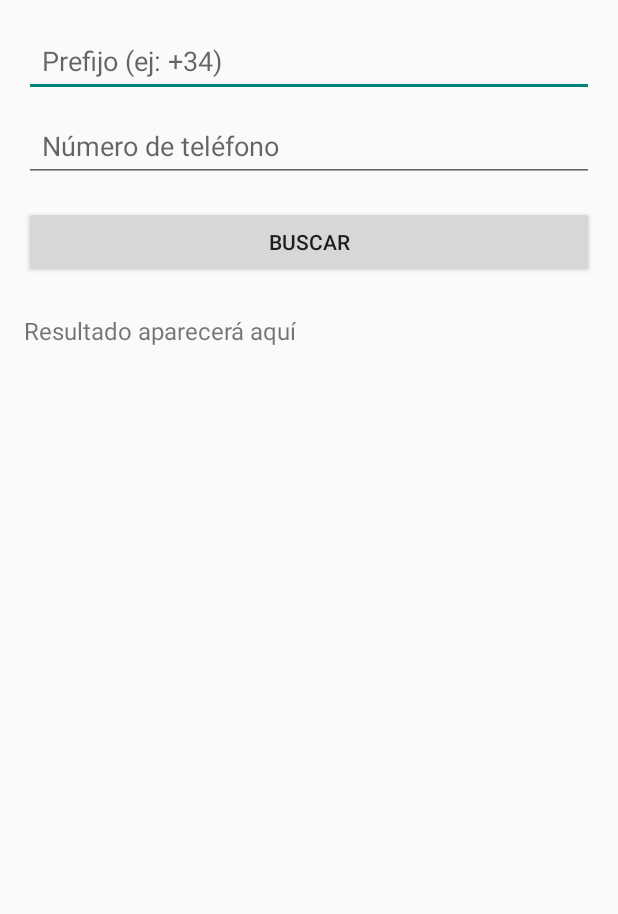
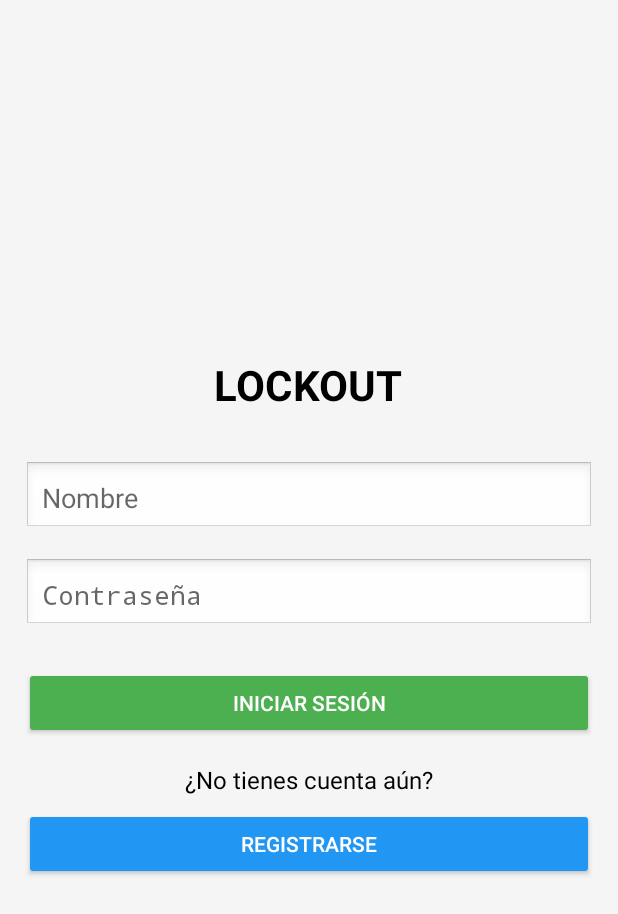
Before and after one commit to Dan1Ma/LockOut, an Android app built with Jetpack Compose: the screen it shows after launch (MainActivity), on a phone screen of 412 x 824 dp. Shown: the top 914 px of the screen. Run offline under Robolectric (Android 15) with nearby library versions, the phone set to English and light mode, and no system bars.

Commit message:
Añadido Inicio de Sesion y Registro

```diff
--- a/app/src/main/AndroidManifest.xml
+++ b/app/src/main/AndroidManifest.xml
@@ -19,6 +19,7 @@
             <category android:name="android.intent.category.LAUNCHER" />
         </intent-filter>
     </activity>
-
+    <activity android:name=".Registro"  android:theme="@style/Theme.AppCompat.Light"/>
+    <activity android:name=".Pag1"  android:theme="@style/Theme.AppCompat.Light"/>
 </application>
     </manifest>
--- a/app/src/main/java/com/example/lockouts1/MainActivity.kt
+++ b/app/src/main/java/com/example/lockouts1/MainActivity.kt
@@ -1,77 +1,56 @@
 package com.example.lockouts1
 
-import androidx.appcompat.app.AppCompatActivity
 import android.os.Bundle
+import androidx.activity.ComponentActivity
+import androidx.activity.compose.setContent
+import androidx.activity.enableEdgeToEdge
+import androidx.compose.foundation.layout.fillMaxSize
+import androidx.compose.foundation.layout.padding
+import androidx.compose.material3.Scaffold
+import androidx.compose.material3.Text
+import androidx.compose.runtime.Composable
+import androidx.compose.ui.Modifier
+import androidx.compose.ui.tooling.preview.Preview
+import com.example.lockouts1.ui.theme.LockOutS1Theme
+import android.content.Intent
+
 import android.widget.Button
 import android.widget.EditText
-import android.widget.TextView
-import okhttp3.*
-import org.json.JSONObject
-import java.io.IOException
+import android.widget.Toast
+//import androidx.appcompat.app.AppCompatActivity
 
-class MainActivity : AppCompatActivity() {
 
-    // Componentes de la pantalla
-    lateinit var etPrefijo: EditText
-    lateinit var etNumero: EditText
-    lateinit var btnBuscar: Button
-    lateinit var tvResultado: TextView
-
-    // Cliente HTTP
-    val client = OkHttpClient()
-
+class MainActivity : ComponentActivity() {
     override fun onCreate(savedInstanceState: Bundle?) {
         super.onCreate(savedInstanceState)
         setContentView(R.layout.activity_main)
 
-        // Asociar variables a los componentes visuales
-        etPrefijo = findViewById(R.id.etPrefijo)
-        etNumero = findViewById(R.id.etNumero)
-        btnBuscar = findViewById(R.id.btnBuscar)
-        tvResultado = findViewById(R.id.tvResultado)
+        // Referencias a los elementos de la interfaz
+        val editTextNombre = findViewById<EditText>(R.id.editTextNombre)
+        val editTextContrasena = findViewById<EditText>(R.id.editTextContrasena)
+        val buttonIniciarSesion = findViewById<Button>(R.id.buttonIniciarSesion)
+        val buttonRegistro = findViewById<Button>(R.id.buttonRegistro)
 
-        // Accion al pulsar el boton
-        btnBuscar.setOnClickListener {
-            val prefijo = etPrefijo.text.toString().trim()
-            val numero = etNumero.text.toString().trim()
+        // Acción del botón "Iniciar Sesión"
+        buttonIniciarSesion.setOnClickListener {
+            val nombre = editTextNombre.text.toString()
+            val contrasena = editTextContrasena.text.toString()
 
-            if (prefijo.isNotEmpty() && numero.isNotEmpty()) {
-                buscarNumero(prefijo, numero)
+            if (nombre.isEmpty() || contrasena.isEmpty()) {
+                Toast.makeText(this, "Por favor, completa todos los campos", Toast.LENGTH_SHORT).show()
             } else {
-                tvResultado.text = "Ingresa prefijo y número"
+                Toast.makeText(this, "Inicio de sesión exitoso", Toast.LENGTH_SHORT).show()
+                val intent = Intent(this, Pag1::class.java)
+                startActivity(intent)
+                // Aquí vamos a agregar la lógica para validar el inicio de sesión con una base de datos
             }
+        }
+
+        // Acción del botón "Registrarse"
+        buttonRegistro.setOnClickListener {
+            val intent = Intent(this, Registro::class.java)
+            startActivity(intent)
         }
     }
 
-    // Funcion para llamar a la API
-    fun buscarNumero(prefijo: String, numero: String) {
-        val url = "http://10.0.2.2/buscar_numeros/buscar_numero.php?prefijo=$prefijo&numero=$numero"
-
-        val request = Request.Builder()
-            .url(url)
-            .build()
-
-        client.newCall(request).enqueue(object : Callback {
-            override fun onFailure(call: Call, e: IOException) {
-                runOnUiThread {
-                    tvResultado.text = "Error: ${e.message}"
-                }
-            }
-
-            override fun onResponse(call: Call, response: Response) {
-                val responseData = response.body?.string()
-
-                runOnUiThread {
-                    try {
-                        val json = JSONObject(responseData)
-                        val estatus = json.getString("estatus")
-                        tvResultado.text = "Estatus: $estatus"
-                    } catch (e: Exception) {
-                        tvResultado.text = "Respuesta inesperada: $responseData"
-                    }
-                }
-
-            }
-        })
-    }
 }
--- a/app/src/main/res/layout/activity_main.xml
+++ b/app/src/main/res/layout/activity_main.xml
@@ -1,44 +1,71 @@
 <?xml version="1.0" encoding="utf-8"?>
 <LinearLayout xmlns:android="http://schemas.android.com/apk/res/android"
+    android:orientation="vertical"
     android:layout_width="match_parent"
     android:layout_height="match_parent"
-    android:orientation="vertical"
-    android:padding="16dp">
+    android:gravity="center"
+    android:padding="16dp"
+    android:background="#F5F5F5">
 
+    <!-- Nombre de la aplicación -->
+    <TextView
+        android:layout_width="wrap_content"
+        android:layout_height="wrap_content"
+        android:text="LOCKOUT"
+        android:textSize="28sp"
+        android:textStyle="bold"
+        android:textColor="#000000"
+        android:layout_marginBottom="32dp"/>
+
+    <!-- Campo para el nombre -->
     <EditText
-        android:id="@+id/etPrefijo"
+        android:id="@+id/editTextNombre"
         android:layout_width="match_parent"
         android:layout_height="wrap_content"
-        android:minHeight="48dp"
+        android:hint="Nombre"
+        android:inputType="textPersonName"
         android:padding="12dp"
-        android:hint="Prefijo (ej: +34)"
-        android:inputType="phone"
+        android:background="@android:drawable/edit_text"
+        android:layout_marginBottom="16dp"/>
+
+    <!-- Campo para la contraseña -->
+    <EditText
+        android:id="@+id/editTextContrasena"
+        android:layout_width="match_parent"
+        android:layout_height="wrap_content"
+        android:hint="Contraseña"
+        android:inputType="textPassword"
+        android:padding="12dp"
+        android:background="@android:drawable/edit_text"
+        android:layout_marginBottom="24dp"/>
+
+    <!-- Botón de iniciar sesión -->
+    <Button
+        android:id="@+id/buttonIniciarSesion"
+        android:layout_width="match_parent"
+        android:layout_height="wrap_content"
+        android:text="Iniciar Sesión"
+        android:backgroundTint="#4CAF50"
+        android:textColor="#FFFFFF"
+        android:layout_marginBottom="16dp"/>
+
+    <!-- Texto "¿No tienes cuenta aún?" -->
+    <TextView
+        android:layout_width="wrap_content"
+        android:layout_height="wrap_content"
+        android:text="¿No tienes cuenta aún?"
+        android:textSize="16sp"
+        android:textColor="#000000"
         android:layout_marginBottom="8dp"/>
 
-    <EditText
-        android:id="@+id/etNumero"
+    <!-- Botón de registro -->
+    <Button
+        android:id="@+id/buttonRegistro"
         android:layout_width="match_parent"
         android:layout_height="wrap_content"
-        android:minHeight="48dp"
-        android:padding="12dp"
-        android:hint="Número de teléfono"
-        android:inputType="phone"
-        android:layout_marginBottom="16dp"/>
+        android:text="Registrarse"
+        android:backgroundTint="#2196F3"
+        android:textColor="#FFFFFF"/>
 
-    <Button
-        android:id="@+id/btnBuscar"
-        android:layout_width="match_parent"
-        android:layout_height="wrap_content"
-        android:minHeight="48dp"
-        android:padding="12dp"
-        android:text="Buscar"
-        android:layout_marginBottom="16dp"/>
 
-    <TextView
-        android:id="@+id/tvResultado"
-        android:layout_width="match_parent"
-        android:layout_height="wrap_content"
-        android:text="Resultado aparecerá aquí"
-        android:textSize="16sp"
-        android:layout_marginTop="8dp"/>
 </LinearLayout>
```
Also changed, not shown: app/src/main/java/com/example/lockouts1/Pag1.kt (added, +77 -0 lines), app/src/main/java/com/example/lockouts1/Registro.kt (added, +63 -0 lines), app/src/main/res/layout/activity_pag1.xml (added, +44 -0 lines), app/src/main/res/layout/activity_registro.xml (added, +47 -0 lines).
